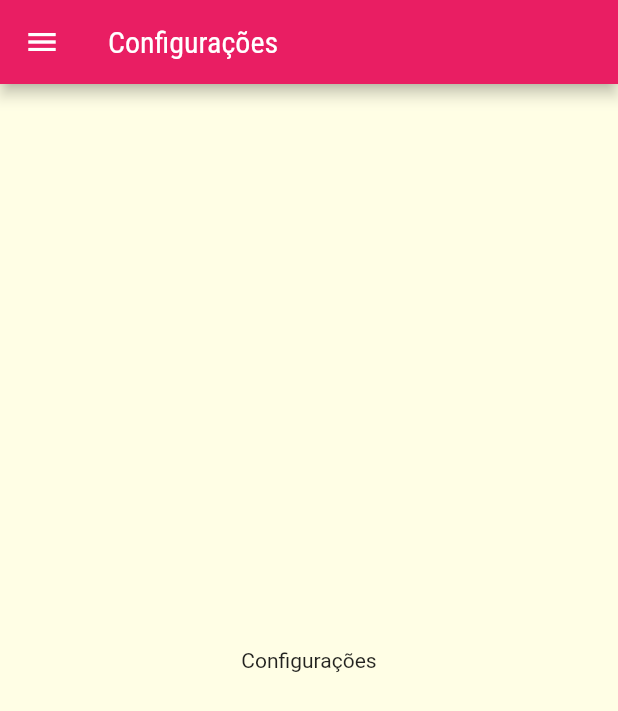
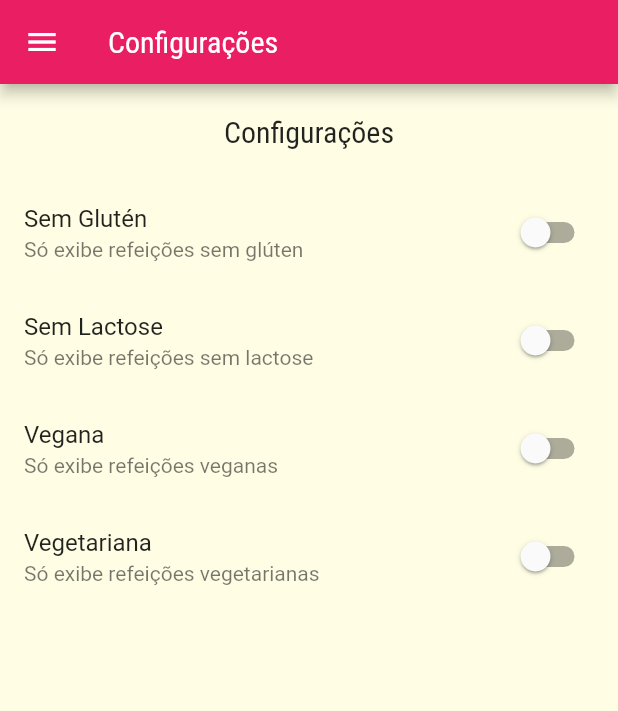
Before and after one commit to guilhermeais/meals, a Flutter app: the SettingsScreen screen opened by its route, on a phone screen of 412 x 824 dp. Shown: the top 711 px of the screen. Run offline on Flutter 3.47's test engine with Material 2 defaults, Android fonts, the phone set to English and light mode, and no system bars; network calls fail.

Commit message:
Criando tela de configurações

```diff
--- /dev/null
+++ b/lib/models/settings.dart
@@ -0,0 +1,13 @@
+class Settings {
+  bool isGlutenFree;
+  bool isLactoseFree;
+  bool isVegan;
+  bool isVegetarian;
+
+  Settings({
+    this.isGlutenFree = false,
+    this.isLactoseFree = false,
+    this.isVegan = false,
+    this.isVegetarian = false,
+  });
+}
--- a/lib/screens/meal_detail_screen.dart
+++ b/lib/screens/meal_detail_screen.dart
@@ -1,4 +1,5 @@
 import 'package:flutter/material.dart';
+import 'package:meals/components/main_drawer.dart';
 import 'package:meals/models/meal.dart';
 
 class MealDetailScreen extends StatelessWidget {
@@ -86,6 +87,12 @@ class MealDetailScreen extends StatelessWidget {
           ],
         ),
       ),
+      floatingActionButton: FloatingActionButton(
+        onPressed: () {
+          Navigator.of(context).pop(meal);
+        },
+        child: const Icon(Icons.star),
+      ),
     );
   }
 }
--- a/lib/screens/settings_screen.dart
+++ b/lib/screens/settings_screen.dart
@@ -1,8 +1,29 @@
 import 'package:flutter/material.dart';
 import 'package:meals/components/main_drawer.dart';
+import 'package:meals/models/settings.dart';
 
-class SettingsScreen extends StatelessWidget {
+class SettingsScreen extends StatefulWidget {
   const SettingsScreen({Key? key}) : super(key: key);
+
+  @override
+  State<SettingsScreen> createState() => _SettingsScreenState();
+}
+
+class _SettingsScreenState extends State<SettingsScreen> {
+  Settings settings = Settings();
+  Widget _createSwitch(
+    String title,
+    String subtitle,
+    bool value,
+    void Function(bool) onChanged,
+  ) {
+    return SwitchListTile.adaptive(
+      title: Text(title),
+      subtitle: Text(subtitle),
+      value: value,
+      onChanged: onChanged,
+    );
+  }
 
   @override
   Widget build(BuildContext context) {
@@ -10,9 +31,48 @@ class SettingsScreen extends StatelessWidget {
       appBar: AppBar(
         title: const Text("Configurações"),
       ),
-      drawer:  MainDrawer(),
-      body: const Center(
-        child: Text("Configurações"),
+      drawer: MainDrawer(),
+      body: Column(
+        children: [
+          Container(
+            padding: EdgeInsets.all(20),
+            child: Text(
+              "Configurações",
+              style: Theme.of(context).textTheme.headline6,
+            ),
+          ),
+          Expanded(
+            child: ListView(
+              children: [
+                _createSwitch("Sem Glutén", "Só exibe refeições sem glúten",
+                    settings.isGlutenFree, (value) {
+                  setState(() {
+                    settings.isGlutenFree = value;
+                  });
+                }),
+                _createSwitch("Sem Lactose", "Só exibe refeições sem lactose",
+                    settings.isLactoseFree, (value) {
+                  setState(() {
+                    settings.isLactoseFree = value;
+                  });
+                }),
+                _createSwitch(
+                    "Vegana", "Só exibe refeições veganas", settings.isVegan,
+                    (value) {
+                  setState(() {
+                    settings.isVegan = value;
+                  });
+                }),
+                _createSwitch("Vegetariana", "Só exibe refeições vegetarianas",
+                    settings.isVegetarian, (value) {
+                  setState(() {
+                    settings.isVegetarian = value;
+                  });
+                }),
+              ],
+            ),
+          )
+        ],
       ),
     );
   }
```
Also changed, not shown: lib/components/meal_item.dart (+6 -2 lines).
